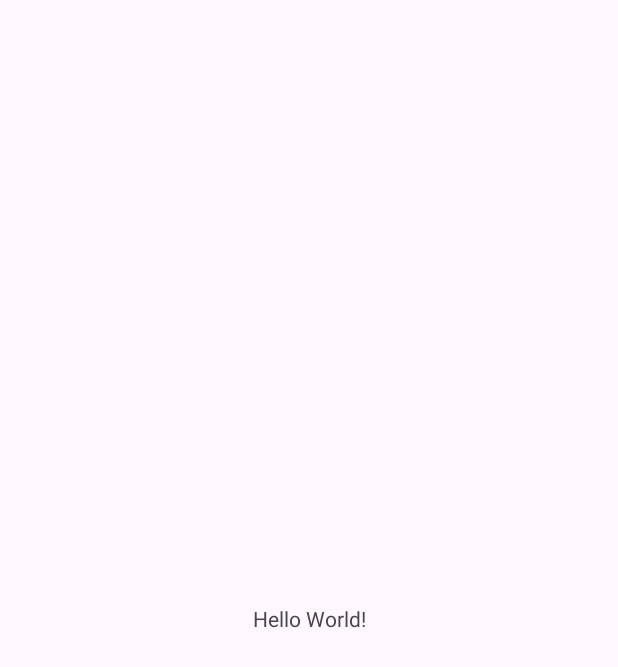
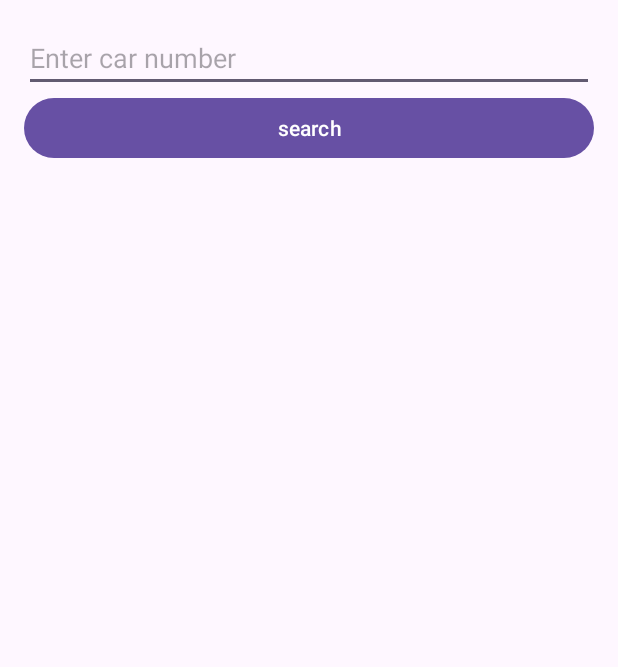
Before and after one commit to avirandabush/plate-360, an Android app: the screen it shows after launch (MainActivity), on a phone screen of 412 x 824 dp. Before the commit the part shown is almost empty. Shown: the top 667 px of the screen. Run offline under Robolectric (Android 15) with nearby library versions, the light colour scheme and no system bars.

Commit message:
create basic UI.

```diff
--- a/app/src/main/res/layout/activity_main.xml
+++ b/app/src/main/res/layout/activity_main.xml
@@ -7,13 +7,34 @@
     android:layout_height="match_parent"
     tools:context=".MainActivity">
 
-    <TextView
-        android:layout_width="wrap_content"
-        android:layout_height="wrap_content"
-        android:text="Hello World!"
+    <LinearLayout
+        android:layout_width="match_parent"
+        android:layout_height="match_parent"
+        android:orientation="vertical"
         app:layout_constraintBottom_toBottomOf="parent"
         app:layout_constraintEnd_toEndOf="parent"
         app:layout_constraintStart_toStartOf="parent"
-        app:layout_constraintTop_toTopOf="parent" />
+        app:layout_constraintTop_toTopOf="parent"
+        android:padding="16dp">
+
+        <EditText
+            android:layout_width="match_parent"
+            android:layout_height="wrap_content"
+            android:id="@+id/input_plate"
+            android:hint="Enter car number"/>
+
+        <Button
+            android:layout_width="match_parent"
+            android:layout_height="wrap_content"
+            android:id="@+id/btn_search"
+            android:text="search"/>
+
+        <TextView
+            android:layout_width="match_parent"
+            android:layout_height="wrap_content"
+            android:id="@+id/text_result"
+            android:paddingTop="16dp"/>
+
+    </LinearLayout>
 
 </androidx.constraintlayout.widget.ConstraintLayout>
```
